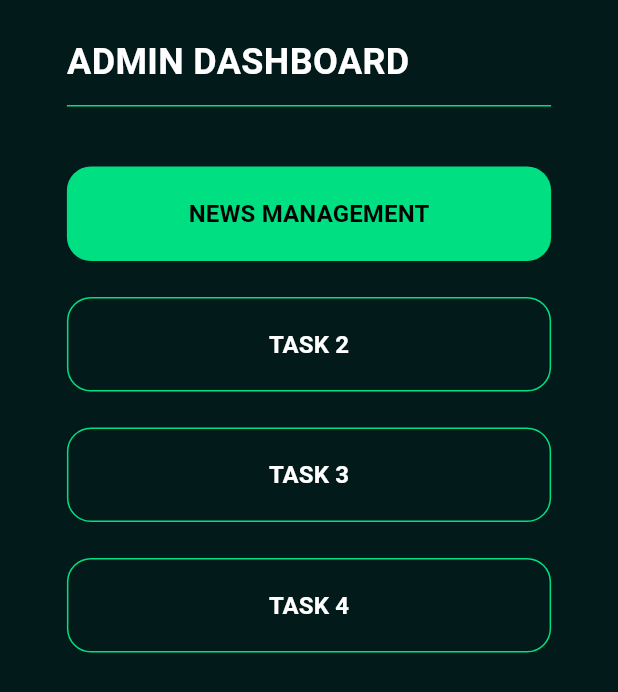
After one commit to syigen/safe-app, a Flutter app: the HomeScreen screen opened directly, after a tap on the "menu" icon, after a tap on "Admin", on a phone screen of 412 x 824 dp. The commit adds this screen. Shown: the top 692 px of the screen. Run offline on Flutter 3.47's test engine with Material 3 defaults, Android fonts, the phone set to English and light mode, and no system bars; our stand-ins replace dotted_border, flutter_dotenv, flutter_riverpod, fluttertoast, geocoding, google_maps_flutter and 4 more; missing offline and left inert: app_settings; accounts and stored records are empty.

Commit message:
implement basic admin dashboard

```diff
--- /dev/null
+++ b/lib/pages/admin_dashboard.dart
@@ -0,0 +1,143 @@
+import 'package:flutter/material.dart';
+
+class AdminDashboard extends StatelessWidget {
+  const AdminDashboard({super.key});
+
+  @override
+  Widget build(BuildContext context) {
+    return Scaffold(
+      backgroundColor: const Color(0xFF021B1A),
+      body: SafeArea(
+        child: LayoutBuilder(
+          builder: (context, constraints) {
+            // Calculate responsive width
+            double contentWidth = constraints.maxWidth > 600
+                ? 600
+                : constraints.maxWidth * 0.9;
+
+            return Center(
+              child: Container(
+                width: contentWidth,
+                padding: const EdgeInsets.all(24.0),
+                child: Column(
+                  crossAxisAlignment: CrossAxisAlignment.stretch,
+                  children: [
+                    // Title and underline
+                    const Text(
+                      'ADMIN DASHBOARD',
+                      style: TextStyle(
+                        color: Colors.white,
+                        fontSize: 24,
+                        fontWeight: FontWeight.bold,
+                      ),
+                    ),
+                    const SizedBox(height: 12),
+                    Container(
+                      height: 1,
+                      color: Color(0xFF00DF81),
+                    ),
+                    const SizedBox(height: 40),
+
+                    // News Management Button
+                    ElevatedButton(
+                      onPressed: () {},
+                      style: ElevatedButton.styleFrom(
+                        backgroundColor: const Color(0xFF00DF81),
+                        padding: const EdgeInsets.symmetric(vertical: 20),
+                        shape: RoundedRectangleBorder(
+                          borderRadius: BorderRadius.circular(16),
+                        ),
+                        elevation: 0,
+                      ),
+                      child: const Text(
+                        'NEWS MANAGEMENT',
+                        style: TextStyle(
+                          color: Colors.black,
+                          fontSize: 16,
+                          fontWeight: FontWeight.bold,
+                        ),
+                      ),
+                    ),
+                    const SizedBox(height: 24),
+
+                    // Task Buttons
+                    OutlinedButton(
+                      onPressed: () {},
+                      style: OutlinedButton.styleFrom(
+                        backgroundColor: const Color(0xFF021B1A),
+                        side: const BorderSide(
+                          color: Color(0xFF00DF81),
+                          width: 1,
+                        ),
+                        padding: const EdgeInsets.symmetric(vertical: 20),
+                        shape: RoundedRectangleBorder(
+                          borderRadius: BorderRadius.circular(16),
+                        ),
+                      ),
+                      child: const Text(
+                        'TASK 2',
+                        style: TextStyle(
+                          color: Colors.white,
+                          fontSize: 16,
+                          fontWeight: FontWeight.bold,
+                        ),
+                      ),
+                    ),
+                    const SizedBox(height: 24),
+
+                    OutlinedButton(
+                      onPressed: () {},
+                      style: OutlinedButton.styleFrom(
+                        backgroundColor: const Color(0xFF021B1A),
+                        side: const BorderSide(
+                          color: Color(0xFF00DF81),
+                          width: 1,
+                        ),
+                        padding: const EdgeInsets.symmetric(vertical: 20),
+                        shape: RoundedRectangleBorder(
+                          borderRadius: BorderRadius.circular(16),
+                        ),
+                      ),
+                      child: const Text(
+                        'TASK 3',
+                        style: TextStyle(
+                          color: Colors.white,
+                          fontSize: 16,
+                          fontWeight: FontWeight.bold,
+                        ),
+                      ),
+                    ),
+                    const SizedBox(height: 24),
+
+                    OutlinedButton(
+                      onPressed: () {},
+                      style: OutlinedButton.styleFrom(
+                        backgroundColor: const Color(0xFF021B1A),
+                        side: const BorderSide(
+                          color: Color(0xFF00DF81),
+                          width: 1,
+                        ),
+                        padding: const EdgeInsets.symmetric(vertical: 20),
+                        shape: RoundedRectangleBorder(
+                          borderRadius: BorderRadius.circular(16),
+                        ),
+                      ),
+                      child: const Text(
+                        'TASK 4',
+                        style: TextStyle(
+                          color: Colors.white,
+                          fontSize: 16,
+                          fontWeight: FontWeight.bold,
+                        ),
+                      ),
+                    ),
+                  ],
+                ),
+              ),
+            );
+          },
+        ),
+      ),
+    );
+  }
+}
--- a/lib/widgets/app_drawer.dart
+++ b/lib/widgets/app_drawer.dart
@@ -1,4 +1,5 @@
 import 'package:flutter/material.dart';
+import 'package:safe_app/pages/admin_dashboard.dart';
 
 class AppDrawer extends StatelessWidget {
   final Function(BuildContext) onLogout;
@@ -57,9 +58,14 @@ class AppDrawer extends StatelessWidget {
           ListTile(
             leading: const Icon(Icons.settings, color: Colors.white),
             title:
-            const Text('Settings', style: TextStyle(color: Colors.white)),
+            const Text('Admin', style: TextStyle(color: Colors.white)),
             onTap: () {
-              Navigator.pop(context);
+              Navigator.push(
+                context,
+                MaterialPageRoute(
+                  builder: (context) => AdminDashboard(),
+                ),
+              );
             },
           ),
           ListTile(
```
